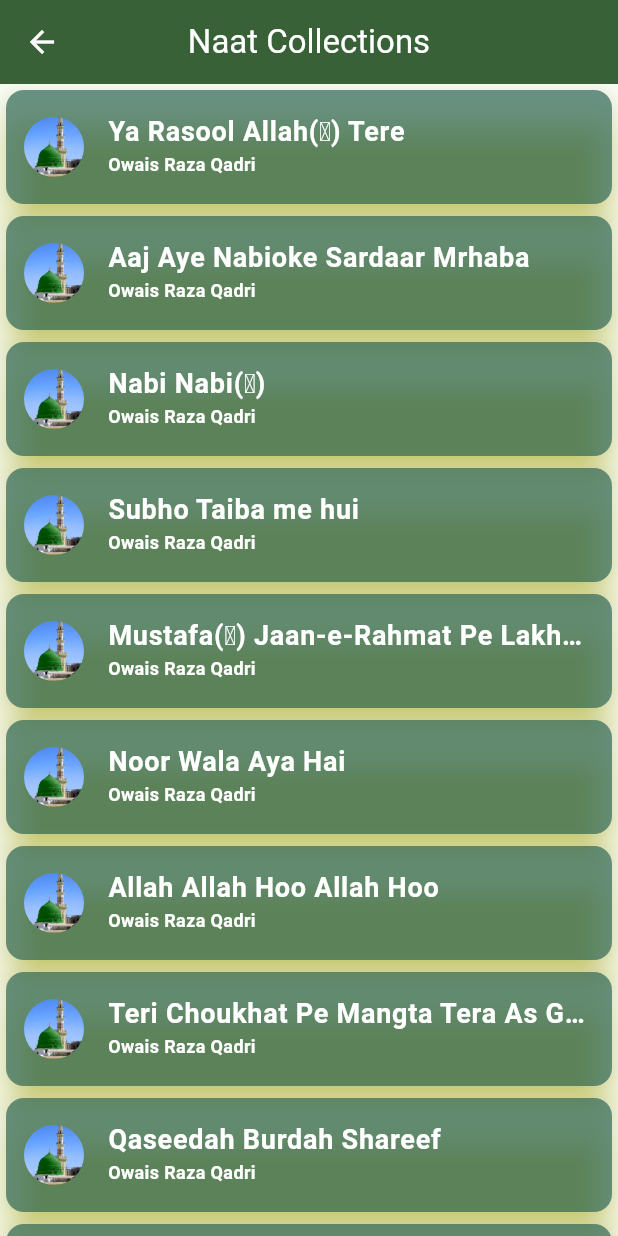
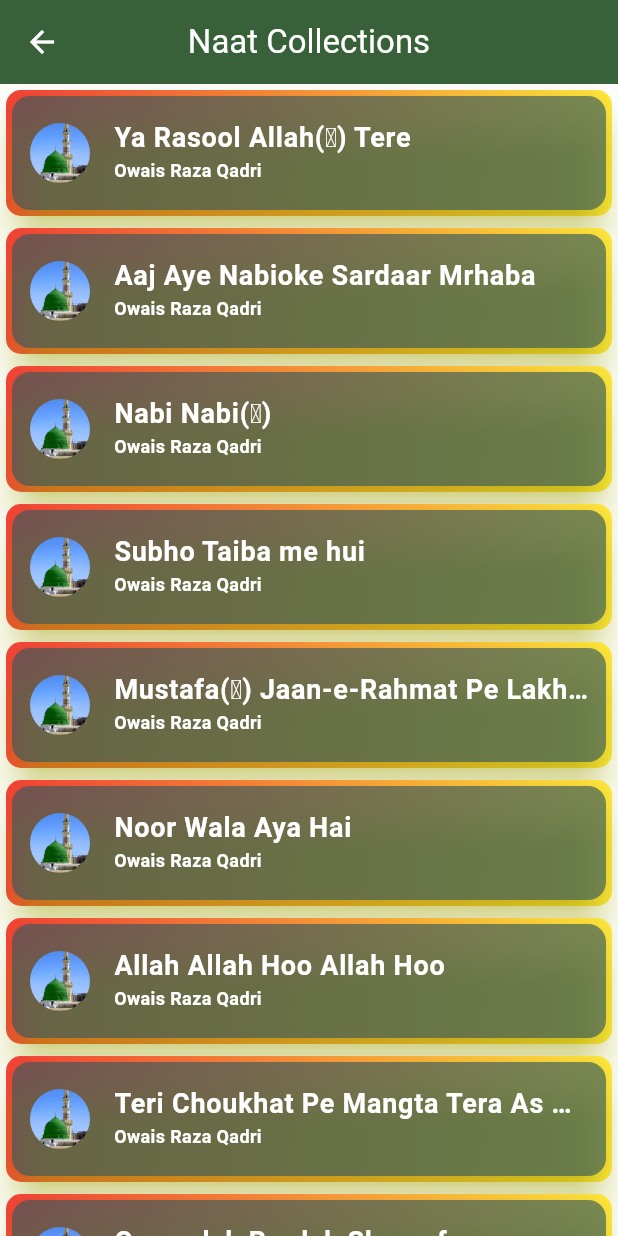
Before and after one commit to shossain786/voice_recorder, a Flutter app: the screen it shows after launch, item 4 of the bottom bar chosen, on a phone screen of 412 x 824 dp. Run offline on Flutter 3.47's test engine with Material 3 defaults, Android fonts, the phone set to English and light mode, and no system bars; our stand-ins replace audioplayers, file, permission_handler; missing offline and left inert: another_audio_recorder.

Commit message:
working code

```diff
--- a/lib/main.dart
+++ b/lib/main.dart
@@ -26,7 +26,7 @@ class MyApp extends StatelessWidget {
           foregroundColor: kColorScheme.onSecondary,
           centerTitle: true,
         ),
-        scaffoldBackgroundColor: kColorScheme.background,
+        scaffoldBackgroundColor: kColorScheme.background.withOpacity(0.4),
         elevatedButtonTheme: ElevatedButtonThemeData(
           style: ButtonStyle(
             backgroundColor: MaterialStateProperty.resolveWith<Color?>(
@@ -53,7 +53,7 @@ class MyApp extends StatelessWidget {
           backgroundColor: kColorScheme.onPrimaryContainer,
         ),
         cardTheme: CardTheme(
-          color: kColorScheme.onPrimaryContainer.withOpacity(0.6),
+          color: kColorScheme.onSecondaryContainer.withOpacity(0.6),
           elevation: 10,
           shadowColor: Colors.yellowAccent,
           margin: const EdgeInsets.all(4),
--- a/lib/screens/naat_collections.dart
+++ b/lib/screens/naat_collections.dart
@@ -73,7 +73,22 @@ class NaatCollections extends StatelessWidget {
       body: ListView.builder(
         itemCount: naatCollections.length,
         itemBuilder: (context, index) {
-          return Card(
+          return Padding(
+            padding: const EdgeInsets.all(2.0),
+            child: Container(
+              margin: const EdgeInsets.all(2),
+              decoration: BoxDecoration(
+                borderRadius: BorderRadius.circular(10),
+                gradient: const LinearGradient(
+                  begin: Alignment.centerLeft,
+                  end: Alignment.bottomRight,
+                  colors: [
+                    Colors.red,
+                    Colors.yellow,
+                  ],
+                ),
+              ),
+              child: Card(
                 child: Padding(
                   padding: const EdgeInsets.all(2),
                   child: ListTile(
@@ -122,6 +137,8 @@ class NaatCollections extends StatelessWidget {
                     },
                   ),
                 ),
+              ),
+            ),
           );
         },
       ),
```
Also changed, not shown: lib/screens/recordings_screen.dart (+14 -1 lines). Lines whose indentation alone changed are shown as unchanged.
